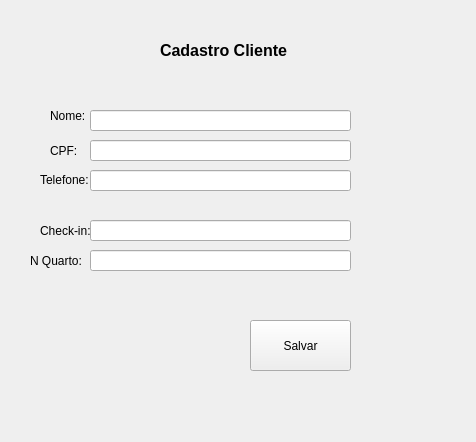
Before: the Qt Designer form cadastro.ui in Guizith/Proj-Estrutura, drawn with Qt 5.
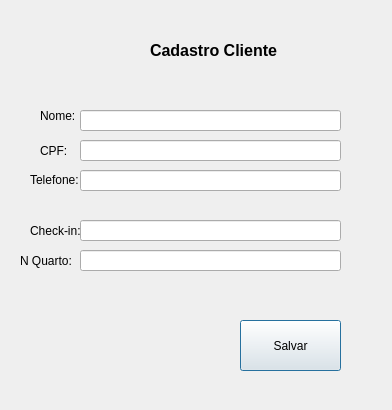
After: the same form once the commit is applied.

```diff
--- a/cadastro.ui
+++ b/cadastro.ui
@@ -1,22 +1,32 @@
 <?xml version="1.0" encoding="UTF-8"?>
 <ui version="4.0">
- <class>Form</class>
- <widget class="QWidget" name="Form">
+ <class>cadastro</class>
+ <widget class="QDialog" name="cadastro">
   <property name="geometry">
    <rect>
     <x>0</x>
     <y>0</y>
-    <width>476</width>
-    <height>442</height>
+    <width>392</width>
+    <height>410</height>
    </rect>
   </property>
   <property name="windowTitle">
-   <string>Form</string>
+   <string>Dialog</string>
   </property>
+  <widget class="QLineEdit" name="checkinText">
+   <property name="geometry">
+    <rect>
+     <x>80</x>
+     <y>220</y>
+     <width>261</width>
+     <height>21</height>
+    </rect>
+   </property>
+  </widget>
   <widget class="QLabel" name="label">
    <property name="geometry">
     <rect>
-     <x>50</x>
+     <x>40</x>
      <y>100</y>
      <width>41</width>
      <height>31</height>
@@ -26,11 +36,24 @@
     <string>Nome:</string>
    </property>
   </widget>
-  <widget class="QLineEdit" name="nomeText">
+  <widget class="QLabel" name="label_5">
    <property name="geometry">
     <rect>
-     <x>90</x>
-     <y>110</y>
+     <x>20</x>
+     <y>250</y>
+     <width>51</width>
+     <height>21</height>
+    </rect>
+   </property>
+   <property name="text">
+    <string>N Quarto:</string>
+   </property>
+  </widget>
+  <widget class="QLineEdit" name="telefoneText">
+   <property name="geometry">
+    <rect>
+     <x>80</x>
+     <y>170</y>
      <width>261</width>
      <height>21</height>
     </rect>
@@ -39,7 +62,7 @@
   <widget class="QLabel" name="label_2">
    <property name="geometry">
     <rect>
-     <x>50</x>
+     <x>40</x>
      <y>140</y>
      <width>31</width>
      <height>21</height>
@@ -49,43 +72,10 @@
     <string>CPF:</string>
    </property>
   </widget>
-  <widget class="QLineEdit" name="cpfText">
-   <property name="geometry">
-    <rect>
-     <x>90</x>
-     <y>140</y>
-     <width>261</width>
-     <height>21</height>
-    </rect>
-   </property>
-  </widget>
-  <widget class="QLabel" name="label_3">
-   <property name="geometry">
-    <rect>
-     <x>40</x>
-     <y>170</y>
-     <width>51</width>
-     <height>20</height>
-    </rect>
-   </property>
-   <property name="text">
-    <string>Telefone:</string>
-   </property>
-  </widget>
-  <widget class="QLineEdit" name="telefoneText">
-   <property name="geometry">
-    <rect>
-     <x>90</x>
-     <y>170</y>
-     <width>261</width>
-     <height>21</height>
-    </rect>
-   </property>
-  </widget>
   <widget class="QLabel" name="label_4">
    <property name="geometry">
     <rect>
-     <x>40</x>
+     <x>30</x>
      <y>220</y>
      <width>51</width>
      <height>21</height>
@@ -95,43 +85,10 @@
     <string>Check-in:</string>
    </property>
   </widget>
-  <widget class="QLineEdit" name="checkinText">
-   <property name="geometry">
-    <rect>
-     <x>90</x>
-     <y>220</y>
-     <width>261</width>
-     <height>21</height>
-    </rect>
-   </property>
-  </widget>
-  <widget class="QLabel" name="label_5">
-   <property name="geometry">
-    <rect>
-     <x>30</x>
-     <y>250</y>
-     <width>51</width>
-     <height>21</height>
-    </rect>
-   </property>
-   <property name="text">
-    <string>N Quarto:</string>
-   </property>
-  </widget>
-  <widget class="QLineEdit" name="quartoText">
-   <property name="geometry">
-    <rect>
-     <x>90</x>
-     <y>250</y>
-     <width>261</width>
-     <height>21</height>
-    </rect>
-   </property>
-  </widget>
   <widget class="QPushButton" name="SalvarButton">
    <property name="geometry">
     <rect>
-     <x>250</x>
+     <x>240</x>
      <y>320</y>
      <width>101</width>
      <height>51</height>
@@ -144,7 +101,7 @@
   <widget class="QLabel" name="label_6">
    <property name="geometry">
     <rect>
-     <x>160</x>
+     <x>150</x>
      <y>20</y>
      <width>171</width>
      <height>61</height>
@@ -161,6 +118,49 @@
     <string>Cadastro Cliente</string>
    </property>
   </widget>
+  <widget class="QLabel" name="label_3">
+   <property name="geometry">
+    <rect>
+     <x>30</x>
+     <y>170</y>
+     <width>51</width>
+     <height>20</height>
+    </rect>
+   </property>
+   <property name="text">
+    <string>Telefone:</string>
+   </property>
+  </widget>
+  <widget class="QLineEdit" name="cpfText">
+   <property name="geometry">
+    <rect>
+     <x>80</x>
+     <y>140</y>
+     <width>261</width>
+     <height>21</height>
+    </rect>
+   </property>
+  </widget>
+  <widget class="QLineEdit" name="nomeText">
+   <property name="geometry">
+    <rect>
+     <x>80</x>
+     <y>110</y>
+     <width>261</width>
+     <height>21</height>
+    </rect>
+   </property>
+  </widget>
+  <widget class="QLineEdit" name="quartoText">
+   <property name="geometry">
+    <rect>
+     <x>80</x>
+     <y>250</y>
+     <width>261</width>
+     <height>21</height>
+    </rect>
+   </property>
+  </widget>
  </widget>
  <resources/>
  <connections/>
```
